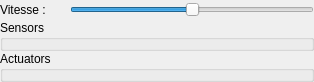
Above: src/ihm/widgets/robotinformation.ui from bmael/I-rover before the change. Below: the same form after it.
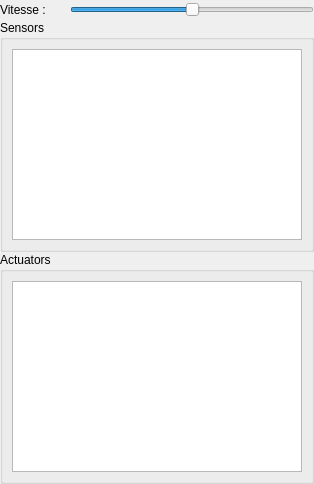
That is the form after the change.

Diff of the .ui file:
```diff
--- a/src/ihm/widgets/robotinformation.ui
+++ b/src/ihm/widgets/robotinformation.ui
@@ -7,7 +7,7 @@
     <x>0</x>
     <y>0</y>
     <width>314</width>
-    <height>56</height>
+    <height>484</height>
    </rect>
   </property>
   <property name="minimumSize">
@@ -82,9 +82,26 @@
          <verstretch>0</verstretch>
         </sizepolicy>
        </property>
+       <property name="minimumSize">
+        <size>
+         <width>314</width>
+         <height>0</height>
+        </size>
+       </property>
+       <property name="maximumSize">
+        <size>
+         <width>314</width>
+         <height>16777215</height>
+        </size>
+       </property>
        <property name="title">
         <string>Sensors</string>
        </property>
+       <layout class="QVBoxLayout" name="verticalLayout_3">
+        <item>
+         <widget class="QListView" name="listView_2"/>
+        </item>
+       </layout>
       </widget>
      </item>
     </layout>
@@ -102,6 +119,11 @@
        <property name="title">
         <string>Actuators</string>
        </property>
+       <layout class="QVBoxLayout" name="verticalLayout_2">
+        <item>
+         <widget class="QListView" name="listView"/>
+        </item>
+       </layout>
       </widget>
      </item>
     </layout>
```
